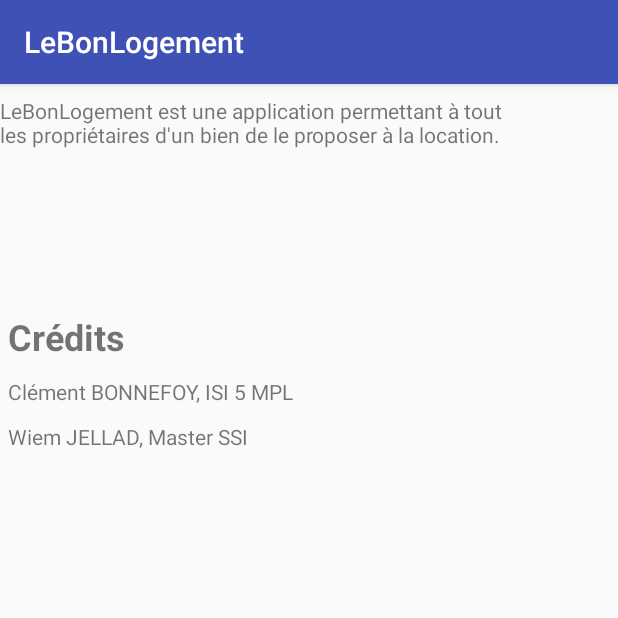
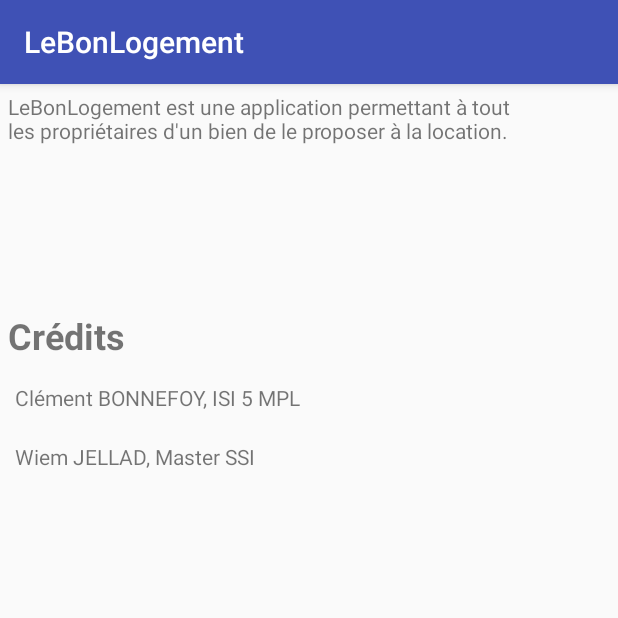
Before and after one commit to BonnefoyC/Projet_if26_android, an Android app: the Aide screen opened directly, with no data from a screen before it, on a phone screen of 412 x 824 dp, the top half of it. Run offline under Robolectric (Android 15) with nearby library versions, the phone set to English and light mode, and no system bars.

Commit message:
UPDATE : Aide

```diff
--- a/app/src/main/java/fr/clbonnefoy1/projet_if26_android/Parametres.java
+++ b/app/src/main/java/fr/clbonnefoy1/projet_if26_android/Parametres.java
@@ -24,6 +24,8 @@ public class Parametres extends AppCompatActivity {
         super.onCreate(savedInstanceState);
         setContentView(R.layout.activity_parametres);
 
+        mContext = this;
+
         tv_email = (TextView)findViewById(R.id.tv_email);
         tv_email.setText(String.format("Email : %s", Compte.getEmail()));
         tv_nom = (TextView)findViewById(R.id.tv_nom);
--- a/app/src/main/res/layout/activity_aide.xml
+++ b/app/src/main/res/layout/activity_aide.xml
@@ -7,19 +7,21 @@
     tools:context="fr.clbonnefoy1.projet_if26_android.Aide">
 
     <LinearLayout
-        android:layout_width="344dp"
-        android:layout_height="495dp"
-        android:layout_marginTop="8dp"
+        android:layout_width="360dp"
+        android:layout_height="514dp"
+        android:layout_marginTop="0dp"
         android:orientation="vertical"
+        android:weightSum="1"
         app:layout_constraintTop_toTopOf="parent"
-        tools:layout_editor_absoluteX="8dp"
-        android:weightSum="1">
+        android:layout_marginLeft="0dp"
+        app:layout_constraintLeft_toLeftOf="parent">
 
         <TextView
             android:id="@+id/textView7"
             android:layout_width="match_parent"
             android:layout_height="wrap_content"
             android:layout_weight="0.29"
+            android:padding="5dp"
             android:text="LeBonLogement est une application permettant à tout les propriétaires d'un bien de le proposer à la location. " />
 
         <TextView
@@ -35,14 +37,14 @@
             android:id="@+id/textView16"
             android:layout_width="match_parent"
             android:layout_height="wrap_content"
-            android:padding="5dp"
+            android:padding="10dp"
             android:text="Clément BONNEFOY, ISI 5 MPL" />
 
         <TextView
             android:id="@+id/textView18"
             android:layout_width="match_parent"
             android:layout_height="wrap_content"
-            android:padding="5dp"
+            android:padding="10dp"
             android:text="Wiem JELLAD, Master SSI" />
     </LinearLayout>
 </android.support.constraint.ConstraintLayout>
```
Also changed, not shown: app/src/main/java/fr/clbonnefoy1/projet_if26_android/ModifierCompte.java (+43 -0 lines), app/src/main/res/layout/activity_modifier_compte.xml (+17 -8 lines), app/src/main/res/layout/activity_parametres.xml (+9 -5 lines).
